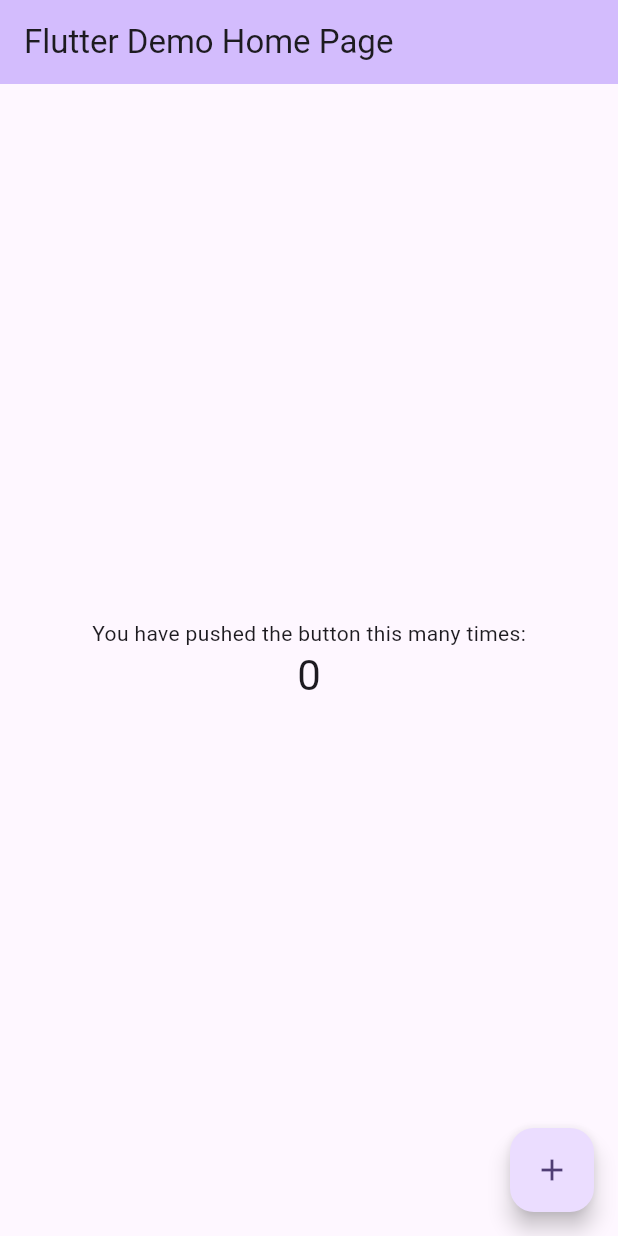
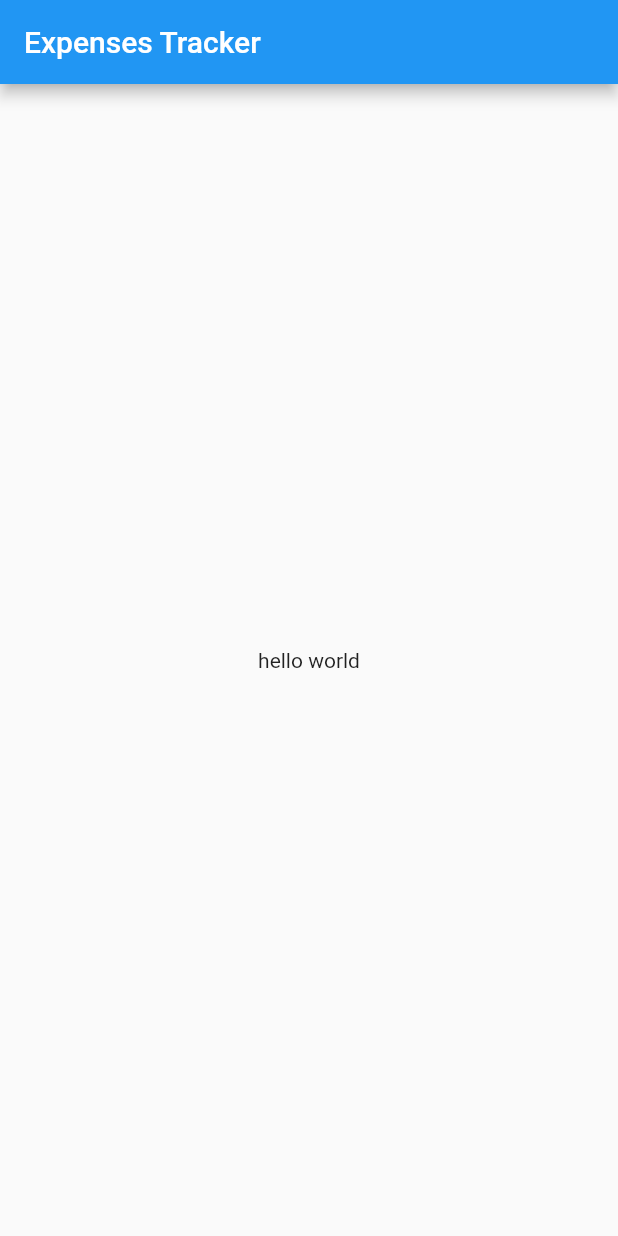
Before and after one commit to DarpanNeve/expense_tracker, a Flutter app: the screen it shows after launch, on a phone screen of 412 x 824 dp. Run offline on Flutter 3.47's test engine with Material 2 defaults, Android fonts, the light colour scheme and no system bars.

Commit message:
new changes

```diff
--- /dev/null
+++ b/lib/expense.dart
@@ -0,0 +1,21 @@
+import 'package:flutter/material.dart';
+
+class Expenses extends StatefulWidget {
+  const Expenses({super.key});
+
+  @override
+  State<Expenses> createState() => _ExpensesState();
+}
+
+class _ExpensesState extends State<Expenses> {
+  @override
+  Widget build(BuildContext context) {
+    return Scaffold(
+      appBar: AppBar(
+        title: const Text("Expenses Tracker"),
+        leading: null,
+      ),
+      body: Center(child: Text("hello world")),
+    );
+  }
+}
--- a/lib/main.dart
+++ b/lib/main.dart
@@ -1,70 +1,9 @@
 import 'package:flutter/material.dart';
 
+import 'expense.dart';
+
 void main() {
-  runApp(const MyApp());
+  runApp(const MaterialApp(
+    home: Expenses(),
+  ));
 }
-
-class MyApp extends StatelessWidget {
-  const MyApp({super.key});
-
-  // This widget is the root of your application.
-  @override
-  Widget build(BuildContext context) {
-    return MaterialApp(
-      title: 'Flutter Demo',
-      theme: ThemeData(
-        colorScheme: ColorScheme.fromSeed(seedColor: Colors.deepPurple),
-        useMaterial3: true,
-      ),
-      home: const MyHomePage(title: 'Flutter Demo Home Page'),
-    );
-  }
-}
-
-class MyHomePage extends StatefulWidget {
-  const MyHomePage({super.key, required this.title});
-
-  final String title;
-
-  @override
-  State<MyHomePage> createState() => _MyHomePageState();
-}
-
-class _MyHomePageState extends State<MyHomePage> {
-  int _counter = 0;
-
-  void _incrementCounter() {
-    setState(() {
-      _counter++;
-    });
-  }
-
-  @override
-  Widget build(BuildContext context) {
-    return Scaffold(
-      appBar: AppBar(
-        backgroundColor: Theme.of(context).colorScheme.inversePrimary,
-        title: Text(widget.title),
-      ),
-      body: Center(
-        child: Column(
-          mainAxisAlignment: MainAxisAlignment.center,
-          children: <Widget>[
-            const Text(
-              'You have pushed the button this many times:',
-            ),
-            Text(
-              '$_counter',
-              style: Theme.of(context).textTheme.headlineMedium,
-            ),
-          ],
-        ),
-      ),
-      floatingActionButton: FloatingActionButton(
-        onPressed: _incrementCounter,
-        tooltip: 'Increment',
-        child: const Icon(Icons.add),
-      ),
-    );
-  }
-}
--- /dev/null
+++ b/lib/model/expense.dart
@@ -0,0 +1,14 @@
+import 'package:uuid/uuid.dart';
+
+class Expense{
+  Expense( {
+   required this.title,
+    required this.amount,
+    required this.date
+} ):id= const Uuid().v4();
+  final String id;
+  final String title;
+  final double amount;
+  final DateTime date;
+
+}
--- a/pubspec.yaml
+++ b/pubspec.yaml
@@ -1,4 +1,4 @@
-name: expense_tracker
+name: expenses
 description: A new Flutter project created for Practicing Udemy Course.
 # The following line prevents the package from being accidentally published to
 # pub.dev using `flutter pub publish`. This is preferred for private packages.
@@ -35,6 +35,7 @@ dependencies:
   # The following adds the Cupertino Icons font to your application.
   # Use with the CupertinoIcons class for iOS style icons.
   cupertino_icons: ^1.0.2
+  uuid: ^4.1.0
 
 dev_dependencies:
   flutter_test:
```
Also changed, not shown: pubspec.lock, 2 other files.
